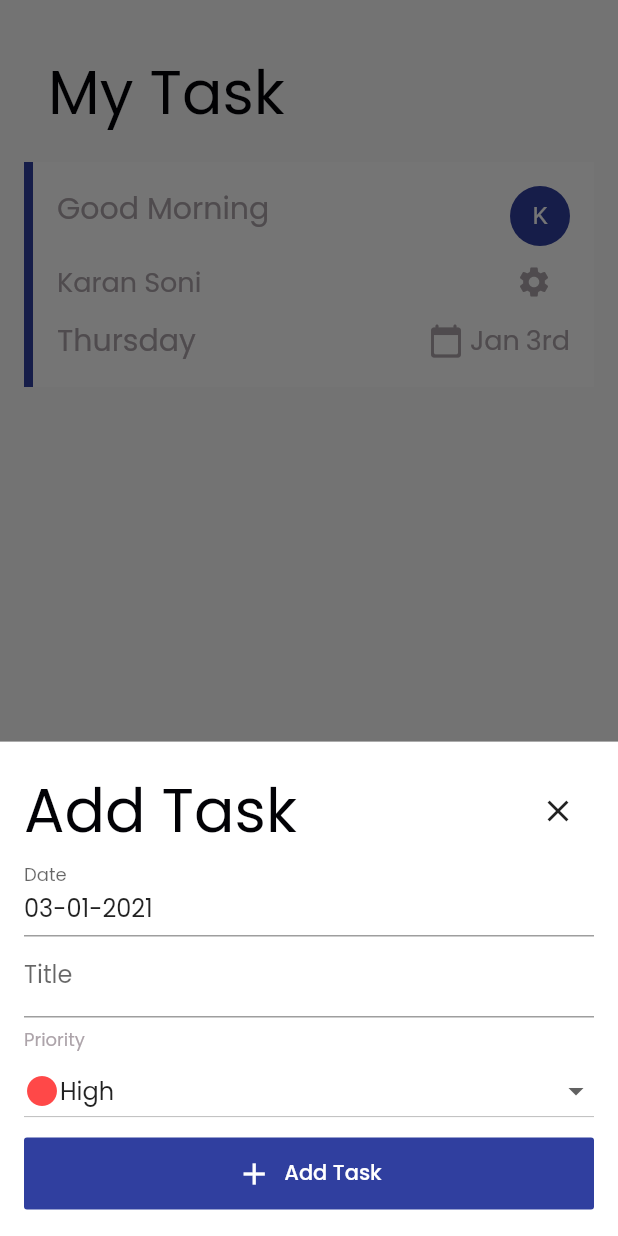
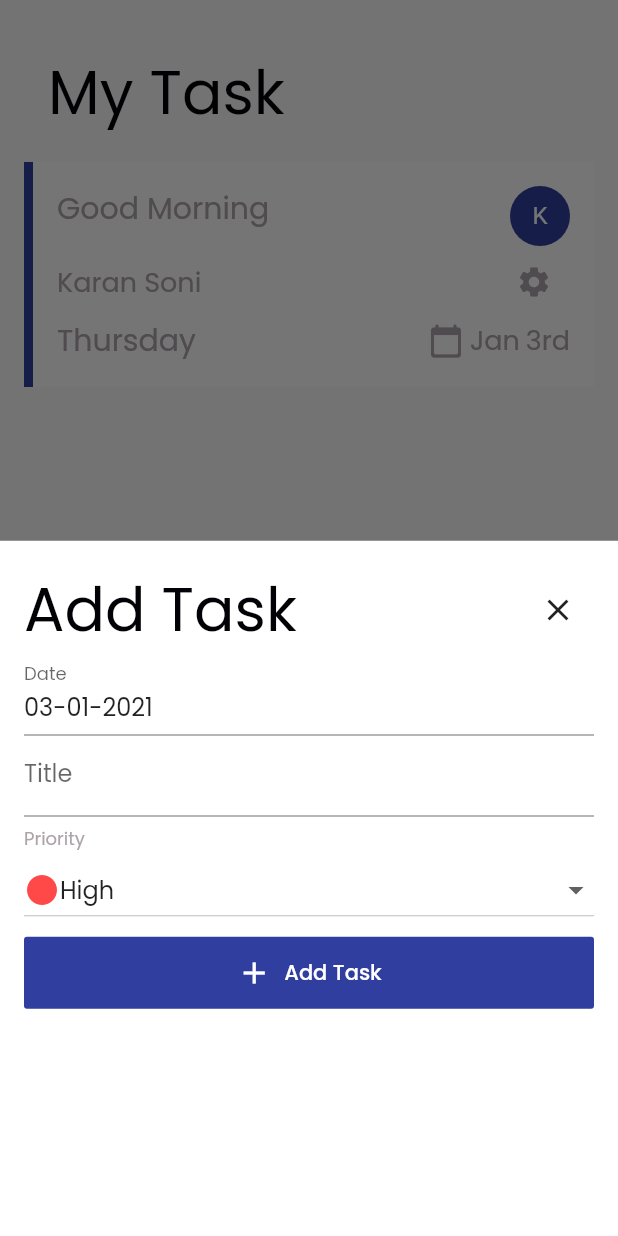
Before and after one commit to skaran921/my_todo_list, a Flutter app: the screen it shows after launch, after a tap on the "add" icon, on a phone screen of 412 x 824 dp. Run offline on Flutter 3.47's test engine with Material 2 defaults, Android fonts, the phone set to English and light mode, and no system bars; our stand-ins replace get, google_fonts, lottie, sqflite; accounts and stored records are empty.

Commit message:
#insert Todo Done

```diff
--- a/lib/model/DBHelper.dart
+++ b/lib/model/DBHelper.dart
@@ -42,13 +42,16 @@ class DBHelper {
 //getAllTodos from db
   Future<List<Todo>> getAllToods() async {
     Database myDB = await db;
-    List<Map> todos = await myDB.rawQuery("SELECT * FROM TODO");
+    List<Map> todos =
+        await myDB.rawQuery("SELECT * FROM TODO ORDER BY TODO_ID DESC");
+    // print("==========DB todos $todos");
     List<Todo> todoList = [];
 
-    todos.map((todo) {
+    todos.forEach((todo) {
       var todoItem = Todo.fromJson(todo);
       todoList.add(todoItem);
     });
+    // print("==========DB todoList $todoList");
 
     return todoList;
   }
@@ -57,4 +60,11 @@ class DBHelper {
     Database myDB = await db;
     return await myDB.insert("TODO", todo.toJson());
   }
+
+  // update todo
+  Future<int> updateTodo(Todo todo) async {
+    Database myDB = await db;
+    return await myDB.update("TODO", todo.toMap(),
+        where: 'TODO_ID = ?', whereArgs: [todo.id]);
+  }
 }
--- a/lib/model/Todo.dart
+++ b/lib/model/Todo.dart
@@ -1,15 +1,18 @@
 class Todo {
-  final int id;
-  final String date;
-  final String title;
-  final String priority;
-  final String isDone;
-  const Todo(
-      {this.id, this.date, this.title, this.priority, this.isDone = "false"});
+  int id;
+  String date;
+  String title;
+  String priority;
+  String isDone;
+  Todo({this.id, this.date, this.title, this.priority, this.isDone = "false"});
 
-  // set id(int id) {
-  //   this.id = 0;
-  // }
+  set setId(int id) {
+    this.id = 0;
+  }
+
+  set setIsDone(String value) {
+    this.isDone = value;
+  }
 
   factory Todo.fromJson(Map<String, dynamic> todo) {
     return Todo(
@@ -23,7 +26,17 @@ class Todo {
 
   Map<String, dynamic> toJson() {
     return {
-      "TODO_DATE": this.id,
+      "TODO_DATE": this.date,
+      "TODO_TITLE": this.title,
+      "TODO_PRIORITY": this.priority,
+      "IS_DONE": this.isDone,
+    };
+  }
+
+  Map<String, dynamic> toMap() {
+    return {
+      "TODO_ID": this.id,
+      "TODO_DATE": this.date,
       "TODO_TITLE": this.title,
       "TODO_PRIORITY": this.priority,
       "IS_DONE": this.isDone,
--- a/lib/utils/config.dart
+++ b/lib/utils/config.dart
@@ -57,4 +57,11 @@ class Config {
 
   // Text Config
   static const String appName = "My Todo List";
+
+// _proritiesItems
+  static final List<Map> prioritiesItems = [
+    {"title": "High", "iconColor": Config.red, "value": "high"},
+    {"title": "Medium", "iconColor": Config.yellow, "value": "medium"},
+    {"title": "Low", "iconColor": Config.green, "value": "low"},
+  ];
 }
--- a/lib/widgets/AddTodo.dart
+++ b/lib/widgets/AddTodo.dart
@@ -23,12 +23,6 @@ class _AddTodoState extends State<AddTodo> {
 
   final _priorityValue = ValueNotifier<String>("high");
 
-  final List<Map> _proritiesItems = [
-    {"title": "High", "iconColor": Config.red, "value": "high"},
-    {"title": "Medium", "iconColor": Config.yellow, "value": "medium"},
-    {"title": "Low", "iconColor": Config.green, "value": "low"},
-  ];
-
   @override
   void initState() {
     super.initState();
@@ -41,7 +35,7 @@ class _AddTodoState extends State<AddTodo> {
     if (_formKey.currentState.validate()) {
       // insert todo in db
       Todo todo = Todo(
-          date: _todoDateController.text,
+          date: _todoDateController.text ?? CustomDateTime(DateTime.now()),
           title: _todotitleController.text,
           priority: _priorityValue.value);
       await Get.find<TodoController>().addTodo(todo);
@@ -89,7 +83,7 @@ class _AddTodoState extends State<AddTodo> {
   Widget build(BuildContext context) {
     return Container(
       width: double.infinity,
-      height: Get.height / 2.5,
+      height: Get.height / 1.5,
       child: Column(
         children: [
           Expanded(
@@ -176,7 +170,7 @@ class _AddTodoState extends State<AddTodo> {
                                 isExpanded: true,
                                 itemHeight: 50,
                                 value: _priorityValue.value,
-                                items: _proritiesItems
+                                items: Config.prioritiesItems
                                     .map((item) => DropdownMenuItem(
                                         value: item["value"],
                                         child: Row(
--- a/lib/widgets/CustomIcon.dart
+++ b/lib/widgets/CustomIcon.dart
@@ -3,14 +3,17 @@ import 'package:my_todo_list/utils/config.dart';
 
 class CustomIcon extends StatelessWidget {
   final iconData;
-  final iconColor;
+  final Color iconColor;
+  final double iconSize;
 
-  const CustomIcon(this.iconData, {Key key, this.iconColor}) : super(key: key);
+  const CustomIcon(this.iconData, {Key key, this.iconColor, this.iconSize})
+      : super(key: key);
   @override
   Widget build(BuildContext context) {
     return Icon(
       iconData ?? Icons.access_time,
       color: iconColor ?? Config.grayWhite,
+      size: iconSize ?? 24.0,
     );
   }
 }
--- a/lib/widgets/CustomText.dart
+++ b/lib/widgets/CustomText.dart
@@ -5,14 +5,19 @@ class CustomText extends StatelessWidget {
   final text;
   final double fontSize;
   final Color fontColor;
-  const CustomText(this.text, {Key key, this.fontSize, this.fontColor})
+  final bool deletedText;
+  const CustomText(this.text,
+      {Key key, this.fontSize, this.fontColor, this.deletedText = false})
       : super(key: key);
   @override
   Widget build(BuildContext context) {
     return Text(
       text ?? '',
-      style:
-          TextStyle(color: fontColor ?? Config.grayWhite, fontSize: fontSize),
+      style: TextStyle(
+          color: fontColor ?? Config.grayWhite,
+          fontSize: fontSize,
+          decoration:
+              deletedText ? TextDecoration.lineThrough : TextDecoration.none),
     );
   }
 }
```
Also changed, not shown: lib/controller/TodoController.dart (+12 -2 lines), lib/view/home_page.dart (+16 -1 lines), lib/widgets/Alerts.dart (+0 -7 lines), lib/widgets/TodoListTile.dart (+38 -2 lines).
